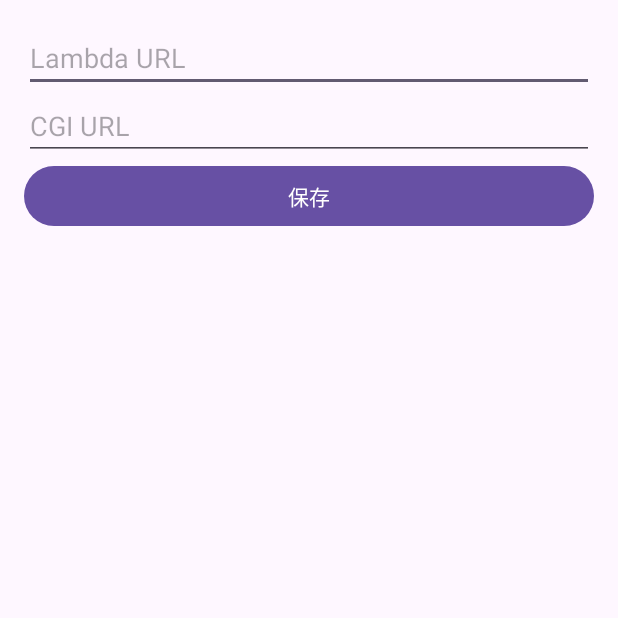
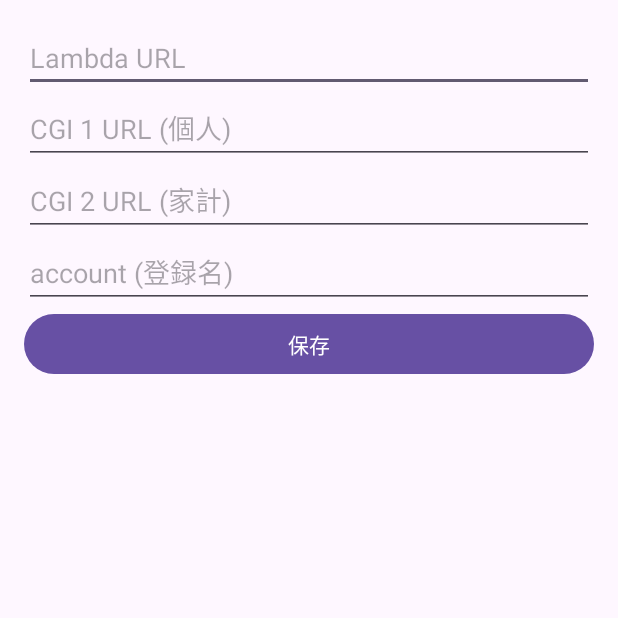
Before and after one commit to Tomonobu3110/MyOcrApp, an Android app: the SettingActivity screen opened directly, with no data from a screen before it, on a phone screen of 412 x 824 dp, the top half of it. Run offline under Robolectric (Android 15) with nearby library versions, the light colour scheme and no system bars.

Commit message:
support omm

```diff
--- a/app/src/main/java/com/example/myocrapplication/SettingActivity.java
+++ b/app/src/main/java/com/example/myocrapplication/SettingActivity.java
@@ -14,7 +14,9 @@ public class SettingActivity extends AppCompatActivity {
         setContentView(R.layout.activity_setting);
 
         EditText editTextLambdaUrl = findViewById(R.id.editTextLambdaUrl);
-        EditText editTextCgiUrl = findViewById(R.id.editTextCgiUrl);
+        EditText editTextCgi1Url = findViewById(R.id.editTextCgi1Url);
+        EditText editTextCgi2Url = findViewById(R.id.editTextCgi2Url);
+        EditText editTextAccount = findViewById(R.id.editTextAccount);
         Button buttonSaveSettings = findViewById(R.id.buttonSaveSettings);
 
         // SharedPreferences を取得
@@ -22,13 +24,17 @@ public class SettingActivity extends AppCompatActivity {
 
         // 設定をロード
         editTextLambdaUrl.setText(preferences.getString("LambdaUrl", ""));
-        editTextCgiUrl.setText(preferences.getString("CgiUrl", ""));
+        editTextCgi1Url.setText(preferences.getString("CgiUrl", ""));
+        editTextCgi2Url.setText(preferences.getString("Cgi2Url", ""));
+        editTextAccount.setText(preferences.getString("Account", ""));
 
         // 保存ボタンの動作
         buttonSaveSettings.setOnClickListener(v -> {
             SharedPreferences.Editor editor = preferences.edit();
             editor.putString("LambdaUrl", editTextLambdaUrl.getText().toString());
-            editor.putString("CgiUrl", editTextCgiUrl.getText().toString());
+            editor.putString("CgiUrl",  editTextCgi1Url.getText().toString());
+            editor.putString("Cgi2Url", editTextCgi2Url.getText().toString());
+            editor.putString("Account", editTextAccount.getText().toString());
             editor.apply(); // 設定を保存
             finish(); // 画面を閉じる
         });
--- a/app/src/main/res/layout/activity_setting.xml
+++ b/app/src/main/res/layout/activity_setting.xml
@@ -20,10 +20,22 @@
             android:hint="Lambda URL" />
 
         <EditText
-            android:id="@+id/editTextCgiUrl"
+            android:id="@+id/editTextCgi1Url"
             android:layout_width="match_parent"
             android:layout_height="wrap_content"
-            android:hint="CGI URL" />
+            android:hint="CGI 1 URL (個人)" />
+
+        <EditText
+            android:id="@+id/editTextCgi2Url"
+            android:layout_width="match_parent"
+            android:layout_height="wrap_content"
+            android:hint="CGI 2 URL (家計)" />
+
+        <EditText
+            android:id="@+id/editTextAccount"
+            android:layout_width="match_parent"
+            android:layout_height="wrap_content"
+            android:hint="account (登録名)" />
 
         <Button
             android:id="@+id/buttonSaveSettings"
```
Also changed, not shown: app/src/main/java/com/example/myocrapplication/ConfirmActivity.java (+97 -66 lines), app/src/main/java/com/example/myocrapplication/MainActivity.java (+3 -4 lines), app/src/main/res/layout/activity_confirm.xml (+7 -1 lines).
